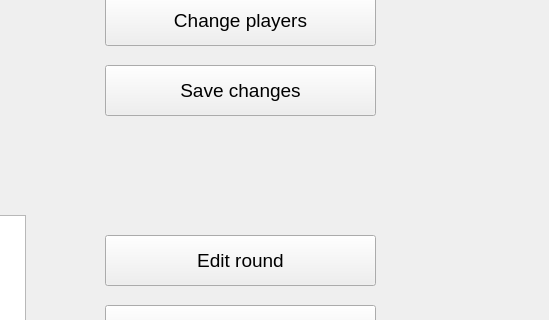
gkepka/chess-tournament, file generated/ui/edit_tournament_widget.ui: the form before one commit; both pictures show x 475 to 1024 and y 95 to 415 of the 1024 by 768 pixel window.
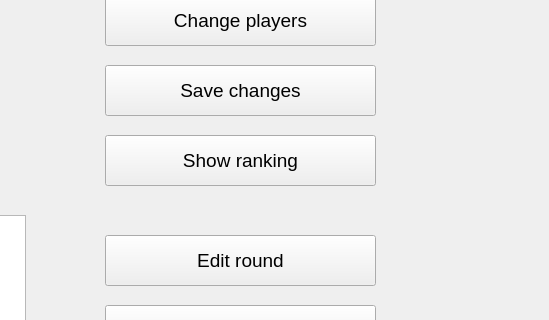
The form after the commit.

Commit message: Added ranking for players in tournament

```diff
--- a/generated/ui/edit_tournament_widget.ui
+++ b/generated/ui/edit_tournament_widget.ui
@@ -218,6 +218,19 @@
     <string>Delete round</string>
    </property>
   </widget>
+  <widget class="QPushButton" name="ranking_button">
+   <property name="geometry">
+    <rect>
+     <x>580</x>
+     <y>230</y>
+     <width>271</width>
+     <height>51</height>
+    </rect>
+   </property>
+   <property name="text">
+    <string>Show ranking</string>
+   </property>
+  </widget>
  </widget>
  <resources/>
  <connections/>
```
The commit also changes 7 other files.
